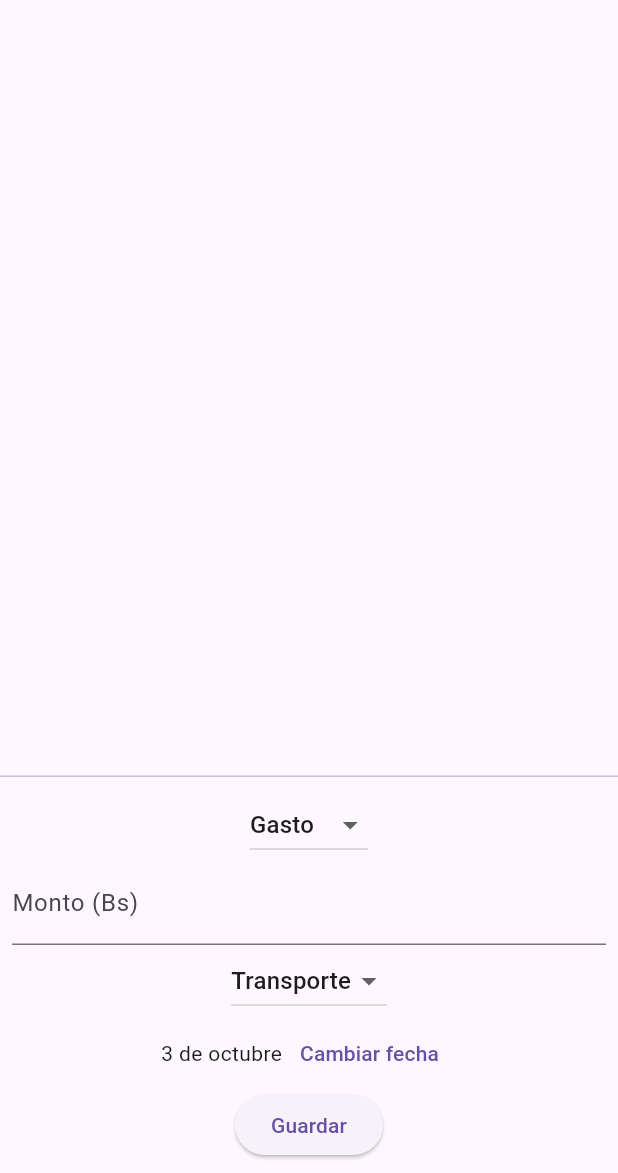
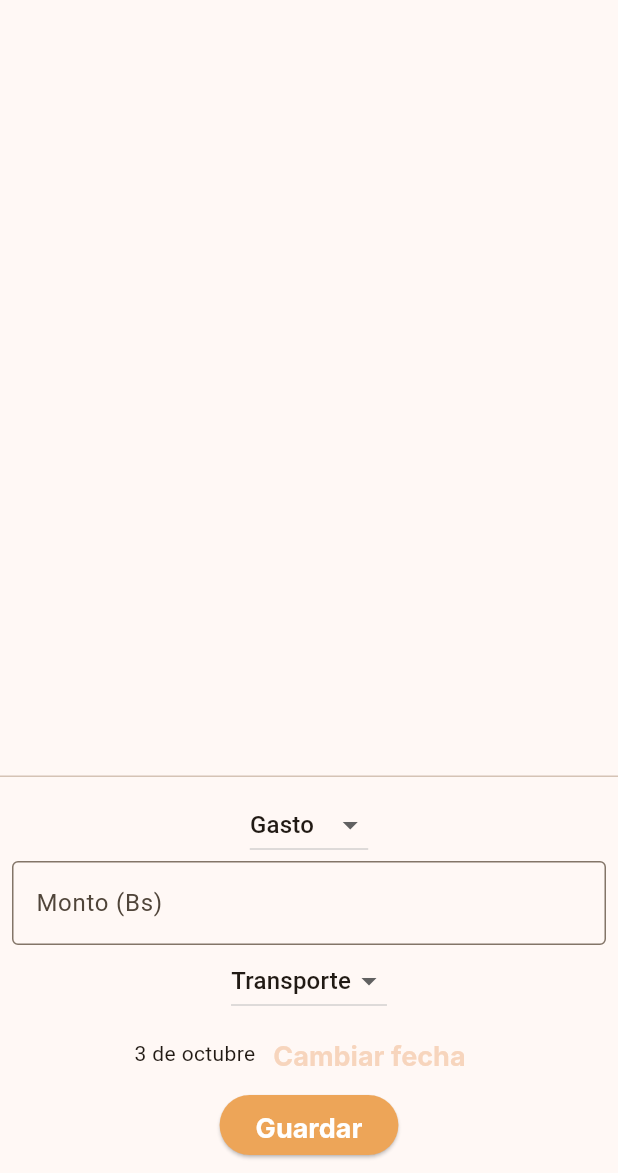
Before and after one commit to ihc-team/Project2-IHC, a Flutter app: the MovementsScreen screen opened by its route, on a phone screen of 412 x 824 dp, the part 63-1236 px from its top. Run offline on Flutter 3.47's test engine with Material 3 defaults, Android fonts, the phone set to English and light mode, and no system bars; our stand-ins replace flutter_dotenv, go_router, supabase_flutter; accounts and stored records are empty; Roboto replaces fonts that are missing (Inter).

Commit message:
add app_theme

```diff
--- a/lib/main.dart
+++ b/lib/main.dart
@@ -1,4 +1,5 @@
 import 'package:flutter/material.dart';
+import 'package:presupuesto_estudiantil/theme/app_theme.dart';
 import 'router/app_router.dart';
 import 'package:supabase_flutter/supabase_flutter.dart';
 import 'env.dart';
@@ -24,6 +25,7 @@ class StudShieldApp extends StatelessWidget {
       routerConfig: appRouter, // <--- Conecta nuestro mapa de rutas
       title: Env.appName,
       debugShowCheckedModeBanner: false,
+      theme: appTheme,
     );
   }
 }
--- /dev/null
+++ b/lib/theme/app_theme.dart
@@ -0,0 +1,62 @@
+import 'package:flutter/material.dart';
+import 'package:presupuesto_estudiantil/design_system/app_text_style.dart';
+import 'package:presupuesto_estudiantil/design_system/color_styles.dart';
+
+final appTheme = ThemeData(
+  colorScheme: ColorScheme.fromSeed(seedColor: ColorStyles.primaryBase),
+  // estilos para los botones normales
+  elevatedButtonTheme: ElevatedButtonThemeData(
+    style: ButtonStyle(
+      backgroundColor: WidgetStatePropertyAll(ColorStyles.primaryBase),
+      foregroundColor: WidgetStatePropertyAll(ColorStyles.textInverse),
+      textStyle: WidgetStatePropertyAll(AppTextStyle.boldBodyMedium),
+    ),
+  ),
+  // estilos para los botones sin outline
+  textButtonTheme: TextButtonThemeData(
+    style: ButtonStyle(
+      foregroundColor: WidgetStatePropertyAll(ColorStyles.primary100),
+      textStyle: WidgetStatePropertyAll(AppTextStyle.boldBodyMedium),
+    ),
+  ),
+  // estilos para los botones con outiline y sin fondo
+  outlinedButtonTheme: OutlinedButtonThemeData(
+    style: ButtonStyle(
+      textStyle: WidgetStatePropertyAll(AppTextStyle.boldBodyMedium),
+      side: WidgetStatePropertyAll(
+        const BorderSide(color: ColorStyles.primaryBase, width: 1.5),
+      ),
+      shape: WidgetStatePropertyAll(
+        RoundedRectangleBorder(borderRadius: BorderRadius.circular(12)),
+      ),
+    ),
+  ),
+  // estilos para los campos de text (TextFormField)
+  inputDecorationTheme: InputDecorationTheme(
+    border: const OutlineInputBorder(),
+    focusedBorder: OutlineInputBorder(
+      borderSide: BorderSide(color: ColorStyles.primaryBase, width: 2),
+    ),
+  ),
+  // estilos del picker
+  datePickerTheme: DatePickerThemeData(
+    headerBackgroundColor: ColorStyles.primaryBase,
+    headerForegroundColor: ColorStyles.textInverse,
+    backgroundColor: ColorStyles.textInverse,
+    cancelButtonStyle: TextButton.styleFrom(
+      foregroundColor: ColorStyles.primaryBase,
+    ),
+    confirmButtonStyle: TextButton.styleFrom(
+      foregroundColor: ColorStyles.primaryBase,
+    ),
+    dayBackgroundColor: WidgetStatePropertyAll(ColorStyles.primaryBase),
+    dayForegroundColor: WidgetStatePropertyAll(ColorStyles.textInverse),
+    todayBorder: BorderSide(color: ColorStyles.primaryBase, width: 1),
+    todayForegroundColor: WidgetStatePropertyAll(ColorStyles.primaryBase),
+    weekdayStyle: const TextStyle(color: ColorStyles.grayBase),
+    dayStyle: const TextStyle(color: ColorStyles.textBase),
+    shape: RoundedRectangleBorder(borderRadius: BorderRadius.circular(16)),
+  ),
+  // estilos drawer (Meny Bar)
+  drawerTheme: DrawerThemeData(backgroundColor: Colors.white),
+);
```
